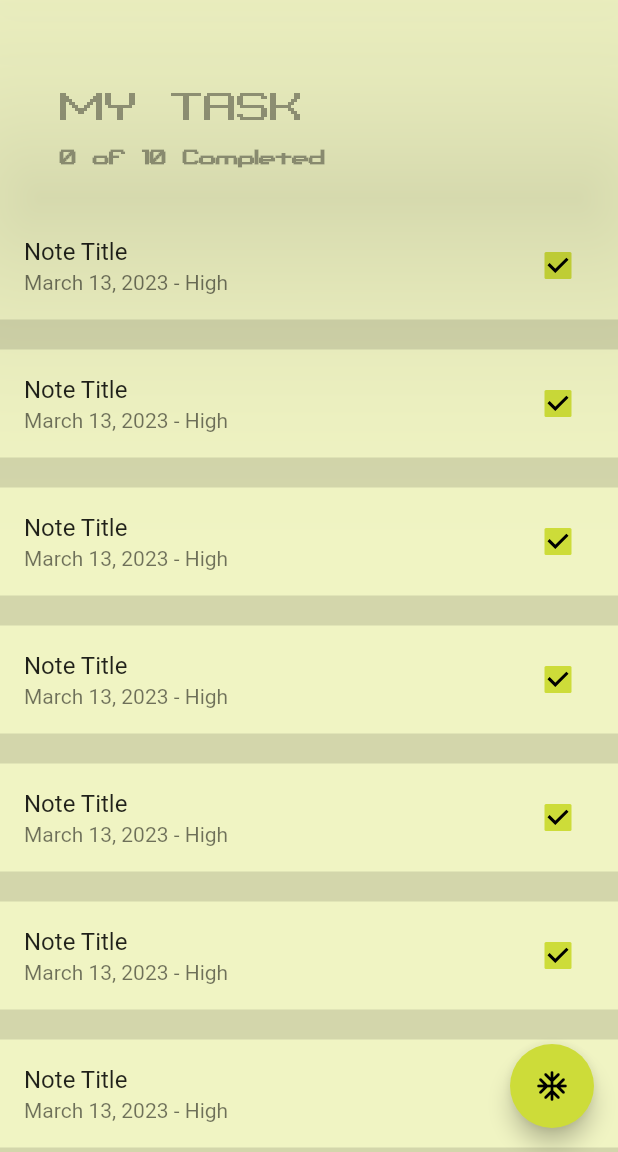
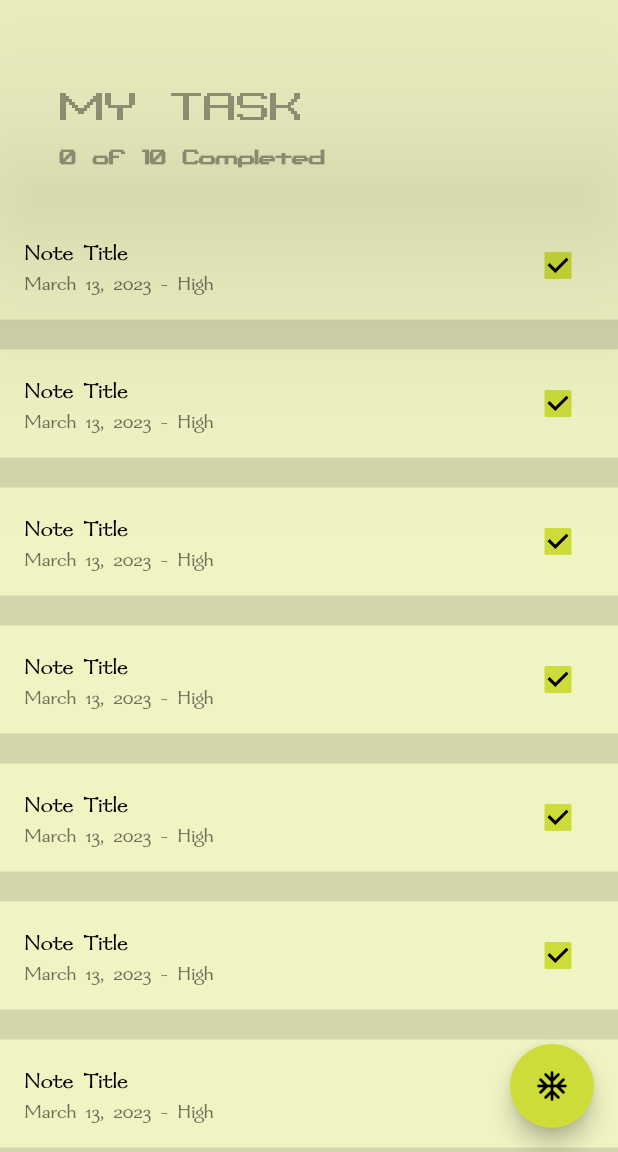
Before and after one commit to al-fahad-bd/To-Do-App, a Flutter app: the screen it shows after launch, on a phone screen of 412 x 824 dp, the part 84-1236 px from its top. Run offline on Flutter 3.47's test engine with Material 2 defaults, Android fonts, the phone set to English and light mode, and no system bars.

Commit message:
previous day commit

```diff
--- a/lib/home_screen.dart
+++ b/lib/home_screen.dart
@@ -12,8 +12,20 @@ class _HomeScreenState extends State<HomeScreen> {
     return Column(
       children: <Widget>[
         ListTile(
-          title: Text("Note Title"),
-          subtitle: Text('March 13, 2023 - High'),
+          title: Text(
+            "Note Title",
+            style: TextStyle(
+              fontFamily: 'Mordred',
+              color: Colors.black,
+            ),
+          ),
+          subtitle: Text(
+            'March 13, 2023 - High',
+            style: TextStyle(
+              fontFamily: 'Mordred',
+              color: Colors.black54,
+            ),
+          ),
           trailing: Checkbox(
             checkColor: Colors.black,
             tristate: true,
@@ -40,7 +52,7 @@ class _HomeScreenState extends State<HomeScreen> {
         leading: Icon(Icons.tornado_rounded),
         title: const Text(
           'Things To Do',
-          style: TextStyle(fontFamily: 'Binary', fontSize: 36),
+          style: TextStyle(fontFamily: 'Binary X CHR', fontSize: 36),
         ),
         elevation: 80,
       ),
@@ -66,7 +78,7 @@ class _HomeScreenState extends State<HomeScreen> {
                     'MY TASK',
                     style: TextStyle(
                       color: Colors.black38,
-                      fontFamily: 'Binary',
+                      fontFamily: 'Binary X CHR',
                       fontSize: 40,
                       // fontWeight: FontWeight.bold,
                     ),
@@ -78,7 +90,7 @@ class _HomeScreenState extends State<HomeScreen> {
                     '0 of 10 Completed',
                     style: TextStyle(
                       color: Colors.black38,
-                      fontFamily: 'Binary',
+                      fontFamily: 'Binary X CHR',
                       fontSize: 20,
                       fontWeight: FontWeight.w600,
                     ),
```
Also changed, not shown: pubspec.yaml (+8 -1 lines), lib/fonts/Mordred-Bold.ttf (added), lib/fonts/Mordred.ttf (added), lib/fonts/binaryt.ttf (added).
